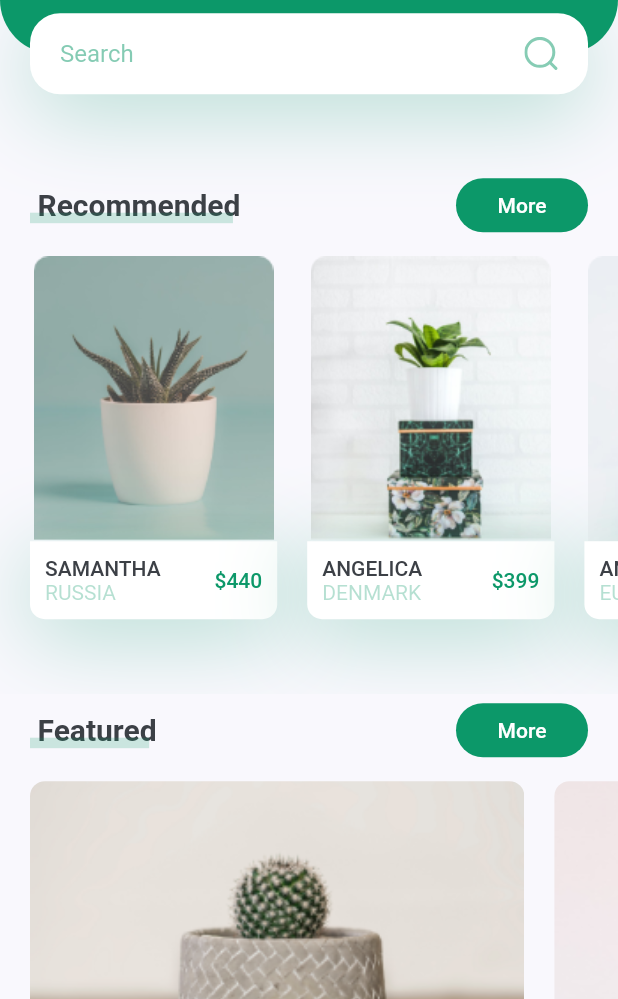
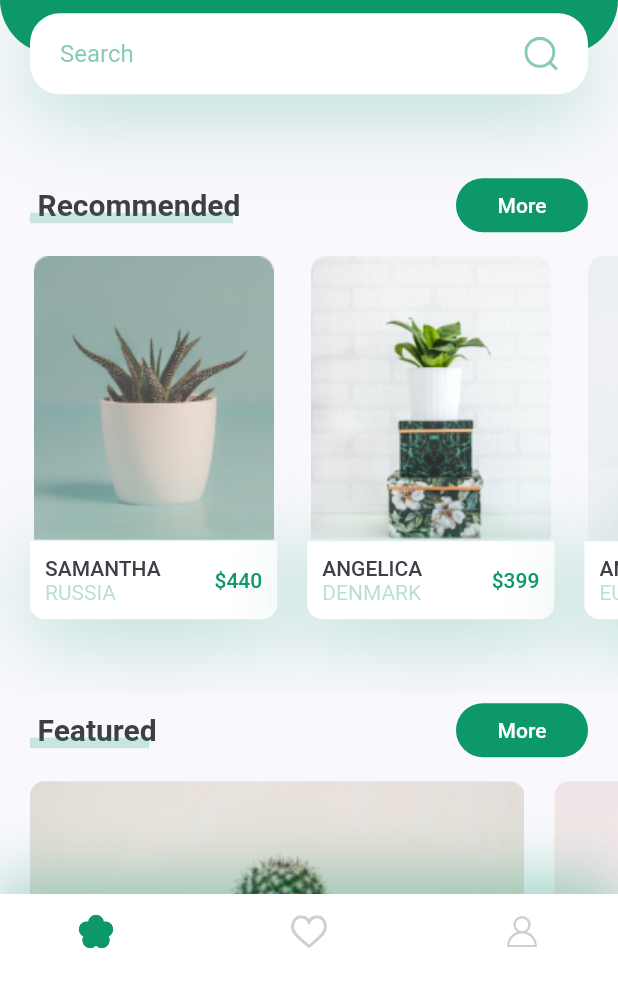
Before and after one commit to VishalChauhan011/plant_app, a Flutter app: the screen it shows after launch, on a phone screen of 412 x 824 dp, the part 237-1236 px from its top. Run offline on Flutter 3.47's test engine with Material 2 defaults, Android fonts, the phone set to English and light mode, and no system bars; our stand-ins replace flutter_svg.

Commit message:
Bottom Nav Bar

```diff
--- /dev/null
+++ b/lib/Components/bottom_nav_bar.dart
@@ -0,0 +1,49 @@
+import 'package:flutter/material.dart';
+import 'package:flutter_svg/svg.dart';
+
+import 'constants.dart';
+
+class MyBottomNavBar extends StatelessWidget {
+  const MyBottomNavBar({
+    Key? key,
+  }) : super(key: key);
+
+  @override
+  Widget build(BuildContext context) {
+    return Container(
+      padding: const EdgeInsets.only(
+        left: kDefaultPadding*2,
+        right: kDefaultPadding*2,
+        bottom: kDefaultPadding,
+      ),
+      height: 70,
+      decoration: BoxDecoration(
+        color: Colors.white,
+        boxShadow: [
+          BoxShadow(
+            offset: const Offset(0, -10),
+            blurRadius: 35,
+            color: kPrimaryColor.withOpacity(0.38),
+          ),
+        ],
+      ),
+      child: Row(
+        mainAxisAlignment: MainAxisAlignment.spaceBetween,
+        children: [
+          IconButton(
+            onPressed: () {},
+            icon: SvgPicture.asset('assets/svg/flower.svg'),
+          ),
+          IconButton(
+            onPressed: () {},
+            icon: SvgPicture.asset('assets/svg/heart-icon.svg'),
+          ),
+          IconButton(
+            onPressed: () {},
+            icon: SvgPicture.asset('assets/svg/user-icon.svg'),
+          ),
+        ],
+      ),
+    );
+  }
+}
--- a/lib/Screens/home_screen.dart
+++ b/lib/Screens/home_screen.dart
@@ -2,6 +2,8 @@ import 'package:flutter/material.dart';
 import 'package:flutter_svg/svg.dart';
 import 'package:plant_app/Components/body.dart';
 import 'package:plant_app/Components/constants.dart';
+
+import '../Components/bottom_nav_bar.dart';
 
 class HomeScreen extends StatelessWidget {
   const HomeScreen({Key? key}) : super(key: key);
@@ -11,9 +13,12 @@ class HomeScreen extends StatelessWidget {
     return Scaffold(
       appBar: buildAppBar(),
       body: const Body(),
+      bottomNavigationBar: const MyBottomNavBar(),
     );
   }
 }
+
+
 
 AppBar buildAppBar() {
   return AppBar(
```
